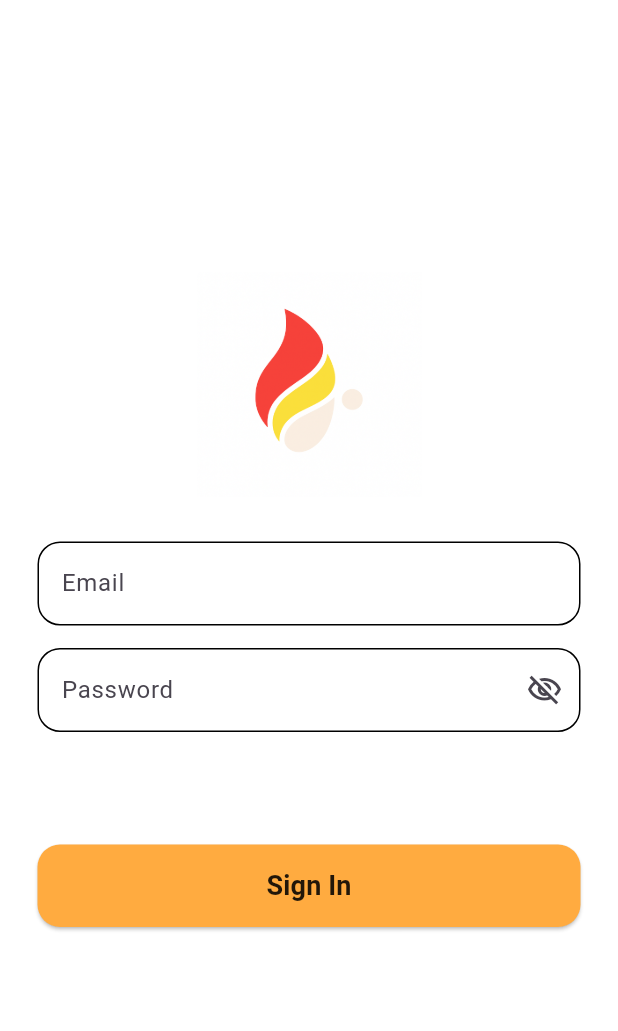
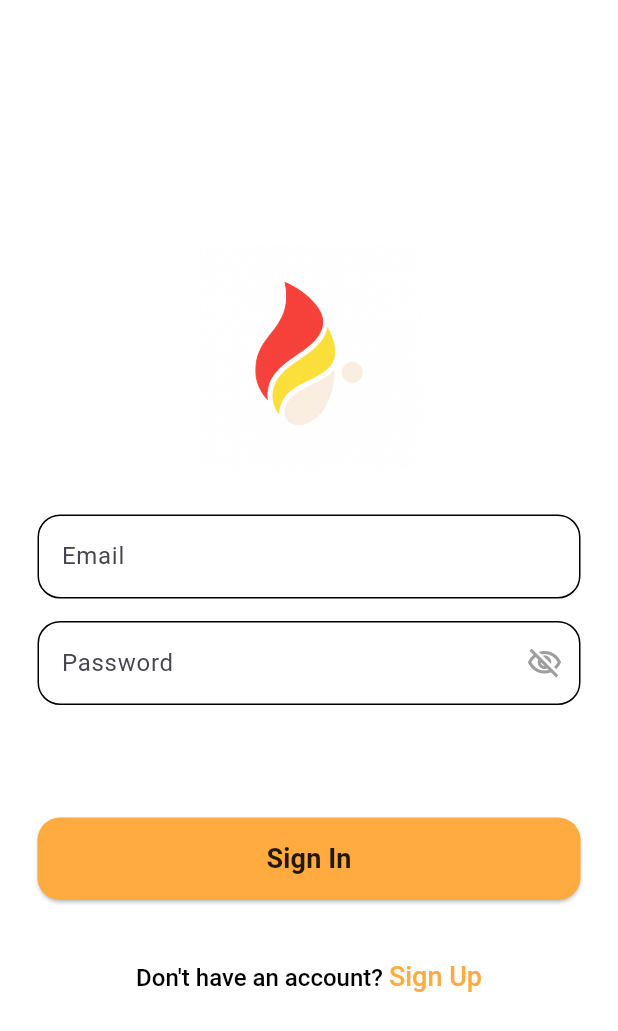
Before and after one commit to avikgh/habit-tracker, a Flutter app: the screen it shows after launch, on a phone screen of 412 x 824 dp. Shown: the top 1031 px of the screen. Run offline on Flutter 3.47's test engine with Material 3 defaults, Android fonts, the light colour scheme and no system bars; our stand-ins replace curved_navigation_bar, fl_chart, percent_indicator.

Commit message:
Sign Up Screen Created

```diff
--- a/lib/ui/screens/auth/sign_in_screen.dart
+++ b/lib/ui/screens/auth/sign_in_screen.dart
@@ -1,4 +1,6 @@
+import 'package:flutter/gestures.dart';
 import 'package:flutter/material.dart';
+import 'package:habit_tracker/ui/screens/auth/sign_up_screen.dart';
 import 'package:habit_tracker/ui/screens/choose_habit_screen.dart';
 import 'package:habit_tracker/ui/widgets/custom_elevated_button.dart';
 import 'package:habit_tracker/utilities/app_constraints.dart';
@@ -62,9 +64,14 @@ class _SignInScreenState extends State<SignInScreen> {
                         _isPasswordVisible = !_isPasswordVisible;
                         setState(() {});
                       },
-                      child: Icon(_isPasswordVisible
-                          ? Icons.visibility_off_outlined
-                          : Icons.visibility_outlined),
+                      child: Icon(
+                        _isPasswordVisible
+                            ? Icons.visibility_off_outlined
+                            : Icons.visibility_outlined,
+                        color: _isPasswordVisible
+                            ? Colors.grey
+                            : Colors.orangeAccent,
+                      ),
                     )),
               ),
             ),
@@ -81,6 +88,32 @@ class _SignInScreenState extends State<SignInScreen> {
                 buttonName: 'Sign In',
               ),
             ),
+            const SizedBox(height: 15),
+            RichText(
+              text: TextSpan(
+                text: 'Don\'t have an account? ',
+                style: TextStyle(
+                    color: Colors.black,
+                    fontSize: 16,
+                    fontWeight: FontWeight.w500),
+                children: [
+                  TextSpan(
+                    text: 'Sign Up',
+                    style: TextStyle(
+                        color: Colors.orangeAccent,
+                        fontSize: 18,
+                        fontWeight: FontWeight.w500),
+                    recognizer: TapGestureRecognizer()
+                      ..onTap = () {
+                        Navigator.push(
+                            context,
+                            MaterialPageRoute(
+                                builder: (context) => SignUpScreen()));
+                      },
+                  )
+                ],
+              ),
+            )
           ],
         ),
       ),
```
Also changed, not shown: lib/ui/screens/auth/sign_up_screen.dart (added, +156 -0 lines), lib/ui/screens/auth/forget_password_screen.dart (added).
